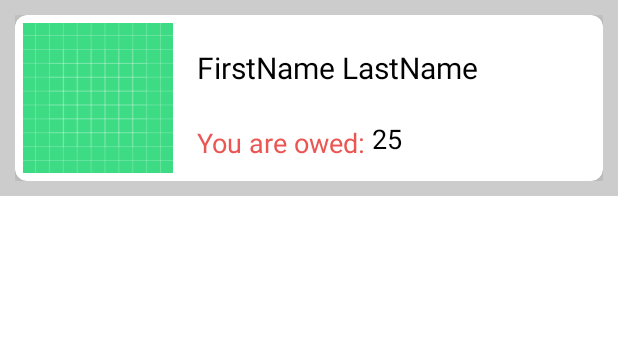
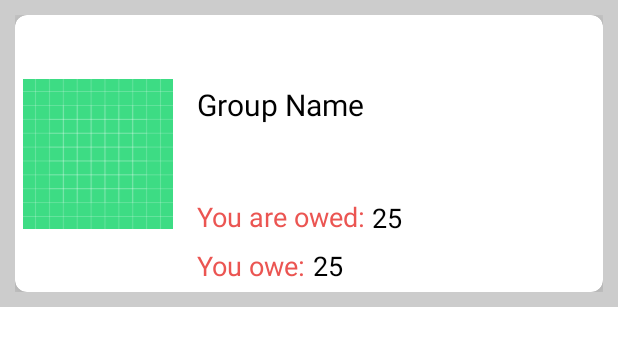
Before and after one commit to amnanji/Plantastic, an Android app: the layout custom_balances_layout.xml on its own in the app's theme, with its tools: preview values and no code run, on a phone screen of 412 x 824 dp. Shown: the top 346 px of the screen. Run offline under Robolectric (Android 15) with nearby library versions, the phone set to English and light mode, and no system bars.

Commit message:
almost working balances page

```diff
--- a/app/src/main/java/com/example/plantastic/MainActivity.kt
+++ b/app/src/main/java/com/example/plantastic/MainActivity.kt
@@ -79,7 +79,7 @@ class MainActivity : AppCompatActivity() {
         }
         currUserEmail.text = currUser!!.email
 
-        usersRepository.getCurrentUser(currUser.uid) {
+        usersRepository.getUserById(currUser.uid) {
             if (it != null) {
                 currUserName.text = buildString {
                     append(it.firstName)
--- a/app/src/main/java/com/example/plantastic/repository/UsersRepository.kt
+++ b/app/src/main/java/com/example/plantastic/repository/UsersRepository.kt
@@ -42,7 +42,7 @@ class UsersRepository {
         return runBlocking { deferred.await() }
     }
 
-    fun getCurrentUser(id: String, callback: (Users?) -> Unit) {
+    fun getUserById(id: String, callback: (Users?) -> Unit) {
         val reference = usersReference.child(id)
 
         reference.addListenerForSingleValueEvent(object : ValueEventListener {
--- a/app/src/main/java/com/example/plantastic/ui/balances/BalancesFragment.kt
+++ b/app/src/main/java/com/example/plantastic/ui/balances/BalancesFragment.kt
@@ -55,8 +55,7 @@ class BalancesFragment : Fragment() {
 
         var firebaseDatabase: FirebaseDatabase =  FirebaseDatabase.getInstance()
         var groupsReference: DatabaseReference = firebaseDatabase.getReference("groups")
-        val groupsQuery = groupsReference.orderByChild("balances/2TuuhzF4QFNVFRed3Wd3RsME1003")
-
+        val groupsQuery = groupsReference.orderByChild("balances/${currUser!!.uid}")
         val options = FirebaseRecyclerOptions.Builder<Groups>().setQuery(groupsQuery, Groups::class.java).build()
 
         // Set up RecyclerView
--- a/app/src/main/res/layout/custom_balances_layout.xml
+++ b/app/src/main/res/layout/custom_balances_layout.xml
@@ -32,7 +32,7 @@
                 app:srcCompat="@drawable/ic_launcher_background" />
 
             <TextView
-                android:id="@+id/balancesUserName"
+                android:id="@+id/balancesGroupName"
                 android:layout_width="0dp"
                 android:layout_height="wrap_content"
                 android:layout_marginStart="16dp"
@@ -41,14 +41,14 @@
                 android:layout_marginBottom="8dp"
                 android:textColor="@android:color/black"
                 android:textSize="20sp"
-                app:layout_constraintBottom_toTopOf="@+id/balanacesOweStatus"
+                app:layout_constraintBottom_toTopOf="@+id/balanacesOwedByOthers"
                 app:layout_constraintEnd_toEndOf="parent"
                 app:layout_constraintStart_toEndOf="@+id/balancesImageView"
                 app:layout_constraintTop_toTopOf="parent"
-                tools:text="FirstName LastName" />
+                tools:text="Group Name" />
 
             <TextView
-                android:id="@+id/balanacesOweStatus"
+                android:id="@+id/balanacesOwedByOthers"
                 android:layout_width="wrap_content"
                 android:layout_height="wrap_content"
                 android:layout_marginStart="16dp"
@@ -56,15 +56,15 @@
                 android:layout_marginEnd="8dp"
                 android:textColor="@color/pastel_red"
                 android:textSize="18sp"
+                android:text="You are owed: "
                 app:layout_constraintBottom_toBottomOf="parent"
                 app:layout_constraintEnd_toEndOf="parent"
                 app:layout_constraintHorizontal_bias="0.0"
                 app:layout_constraintStart_toEndOf="@+id/balancesImageView"
-                app:layout_constraintTop_toBottomOf="@+id/balancesUserName"
-                tools:text="You are owed: " />
+                app:layout_constraintTop_toBottomOf="@+id/balancesGroupName"/>
 
             <TextView
-                android:id="@+id/balancesAmount"
+                android:id="@+id/balancesAmountOwedByOthers"
                 android:layout_width="wrap_content"
                 android:layout_height="wrap_content"
                 android:layout_marginTop="8dp"
@@ -74,11 +74,42 @@
                 app:layout_constraintBottom_toBottomOf="parent"
                 app:layout_constraintEnd_toEndOf="parent"
                 app:layout_constraintHorizontal_bias="0.0"
-                app:layout_constraintStart_toEndOf="@+id/balanacesOweStatus"
-                app:layout_constraintTop_toBottomOf="@+id/balancesUserName"
+                app:layout_constraintStart_toEndOf="@+id/balanacesOwedByOthers"
+                app:layout_constraintTop_toBottomOf="@+id/balancesGroupName"
                 app:layout_constraintVertical_bias="0.566"
                 tools:text="25 " />
 
+            <TextView
+                android:id="@+id/balanacesOwedByYou"
+                android:layout_width="wrap_content"
+                android:layout_height="wrap_content"
+                android:layout_marginStart="16dp"
+                android:layout_marginTop="8dp"
+                android:layout_marginEnd="8dp"
+                android:textColor="@color/pastel_red"
+                android:textSize="18sp"
+                android:text="You owe: "
+                app:layout_constraintBottom_toBottomOf="parent"
+                app:layout_constraintEnd_toEndOf="parent"
+                app:layout_constraintHorizontal_bias="0.0"
+                app:layout_constraintStart_toEndOf="@+id/balancesImageView"
+                app:layout_constraintTop_toBottomOf="@+id/balanacesOwedByOthers"/>
+
+            <TextView
+                android:id="@+id/balancesAmountOwedByYou"
+                android:layout_width="wrap_content"
+                android:layout_height="wrap_content"
+                android:layout_marginTop="8dp"
+                android:layout_marginEnd="8dp"
+                android:textColor="@android:color/black"
+                android:textSize="18sp"
+                app:layout_constraintBottom_toBottomOf="parent"
+                app:layout_constraintEnd_toEndOf="parent"
+                app:layout_constraintHorizontal_bias="0.0"
+                app:layout_constraintStart_toEndOf="@+id/balanacesOwedByYou"
+                app:layout_constraintTop_toBottomOf="@+id/balanacesOwedByOthers"
+                app:layout_constraintVertical_bias="0.566"
+                tools:text="25 " />
 
         </androidx.constraintlayout.widget.ConstraintLayout>
 
```
Also changed, not shown: app/src/main/java/com/example/plantastic/data.json (+158 -126 lines), app/src/main/java/com/example/plantastic/models/Groups.kt (+7 -3 lines), app/src/main/java/com/example/plantastic/models/Message.kt (added, +11 -0 lines), app/src/main/java/com/example/plantastic/ui/balances/BalancesAdapter.kt (+22 -7 lines).
